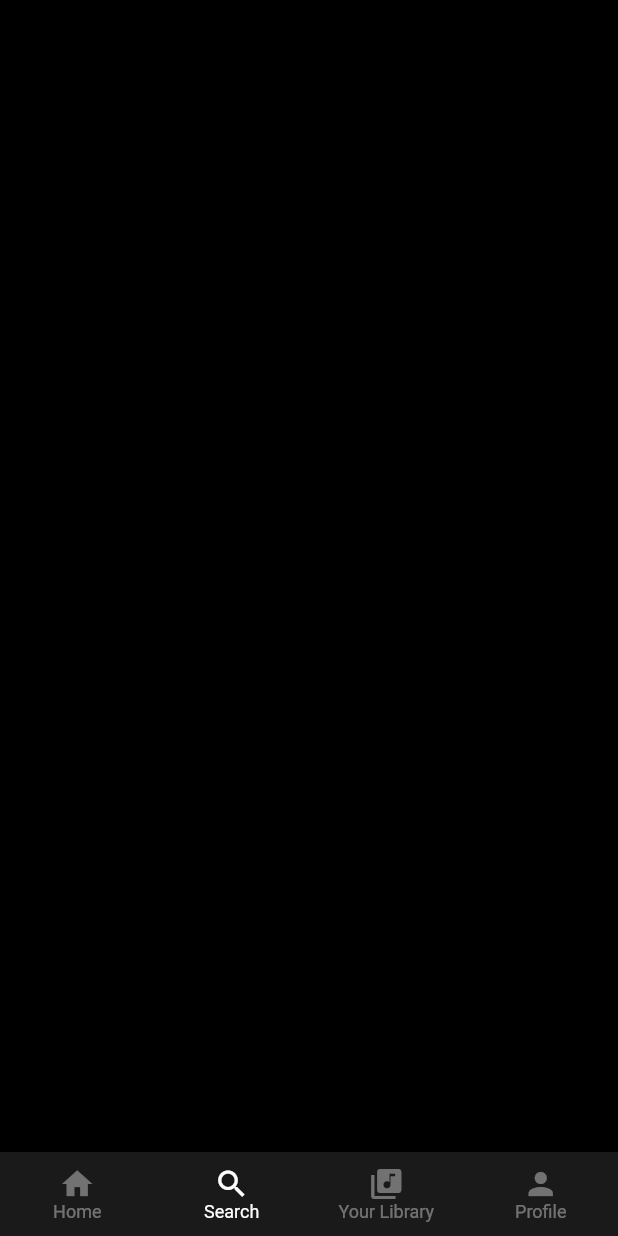
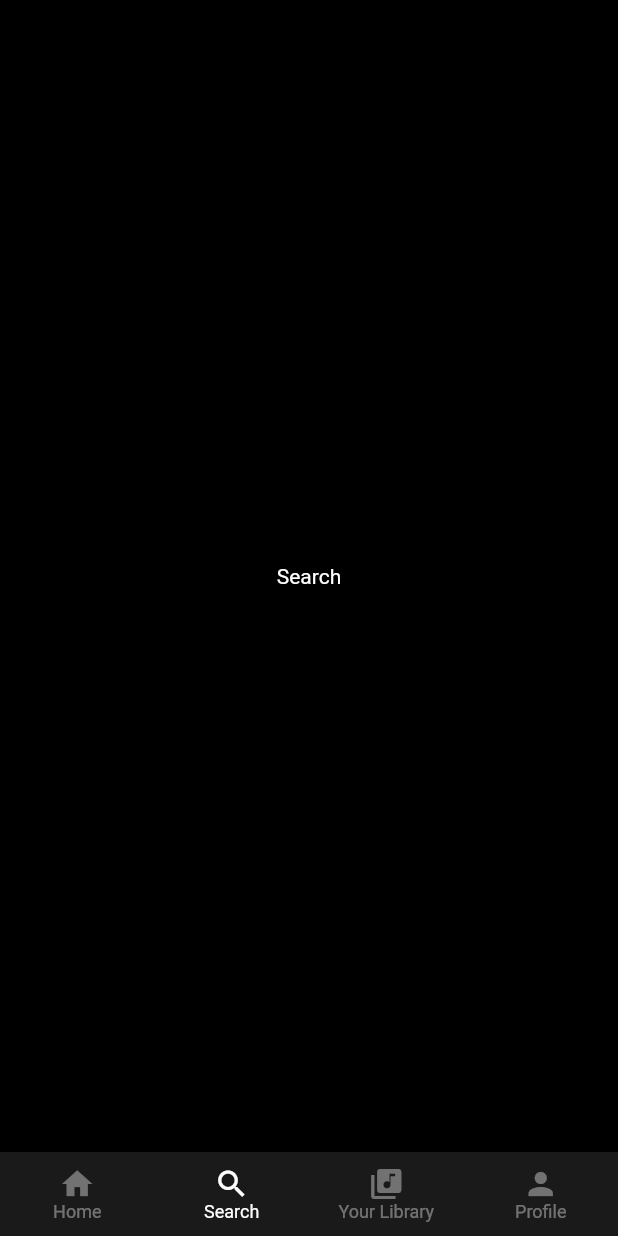
Before and after one commit to Arora-Yash-coder/spotify_ui, a Flutter app: the screen it shows after launch, item 2 of the bottom bar chosen, on a phone screen of 412 x 824 dp. Run offline on Flutter 3.47's test engine with Material 2 defaults, Android fonts, the phone set to English and light mode, and no system bars.

Commit message:
Cleaned Up Code

```diff
--- a/lib/main.dart
+++ b/lib/main.dart
@@ -11,7 +11,6 @@ class MyApp extends StatelessWidget {
   Widget build(BuildContext context) {
     return MaterialApp(
       title: 'Spotify UI Demo',
-      debugShowCheckedModeBanner: false,
       themeMode: ThemeMode.dark,
       darkTheme: ThemeData(
         scaffoldBackgroundColor: Colors.black,
@@ -29,7 +28,7 @@ class MyApp extends StatelessWidget {
           unselectedItemColor: Colors.white38,
         ),
       ),
-      home: Navbar(),
+      home: const Navbar(),
     );
   }
 }
--- a/lib/navigation/nav.dart
+++ b/lib/navigation/nav.dart
@@ -5,6 +5,8 @@ import 'package:spotify_ui/screens/profile.dart';
 import 'package:spotify_ui/screens/search.dart';
 
 class Navbar extends StatefulWidget {
+  const Navbar({Key? key}) : super(key: key);
+
   @override
   _NavbarState createState() => _NavbarState();
 }
--- a/lib/screens/library.dart
+++ b/lib/screens/library.dart
@@ -5,6 +5,10 @@ class Library extends StatelessWidget {
 
   @override
   Widget build(BuildContext context) {
-    return const Scaffold();
+    return const Scaffold(
+      body: Center(
+        child: Text('Library'),
+      ),
+    );
   }
 }
--- a/lib/screens/profile.dart
+++ b/lib/screens/profile.dart
@@ -5,6 +5,10 @@ class Profile extends StatelessWidget {
 
   @override
   Widget build(BuildContext context) {
-    return const Scaffold();
+    return const Scaffold(
+      body: Center(
+        child: Text('Profile'),
+      ),
+    );
   }
 }
--- a/lib/screens/search.dart
+++ b/lib/screens/search.dart
@@ -5,6 +5,10 @@ class Search extends StatelessWidget {
 
   @override
   Widget build(BuildContext context) {
-    return const Scaffold();
+    return const Scaffold(
+      body: Center(
+        child: Text('Search'),
+      ),
+    );
   }
 }
```
